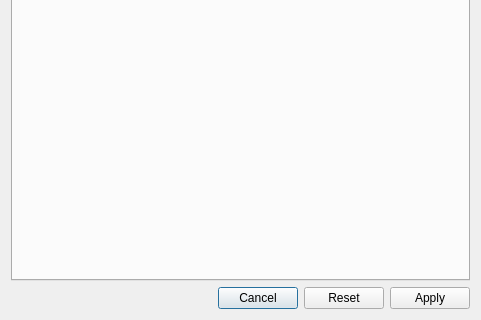
GAMS-dev/gams-mii, file src/modelinspector/globalfilterdialog.ui: the form before one commit; both pictures show x 0 to 481 and y 175 to 495 of the 481 by 495 pixel window.
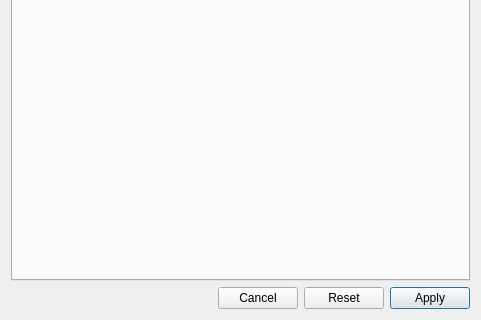
The form after the commit.

```diff
--- a/src/modelinspector/globalfilterdialog.ui
+++ b/src/modelinspector/globalfilterdialog.ui
@@ -383,6 +383,9 @@
        <property name="text">
         <string>Cancel</string>
        </property>
+       <property name="autoDefault">
+        <bool>false</bool>
+       </property>
       </widget>
      </item>
      <item>
@@ -393,6 +396,9 @@
        <property name="text">
         <string>Reset</string>
        </property>
+       <property name="autoDefault">
+        <bool>false</bool>
+       </property>
       </widget>
      </item>
      <item>
```
